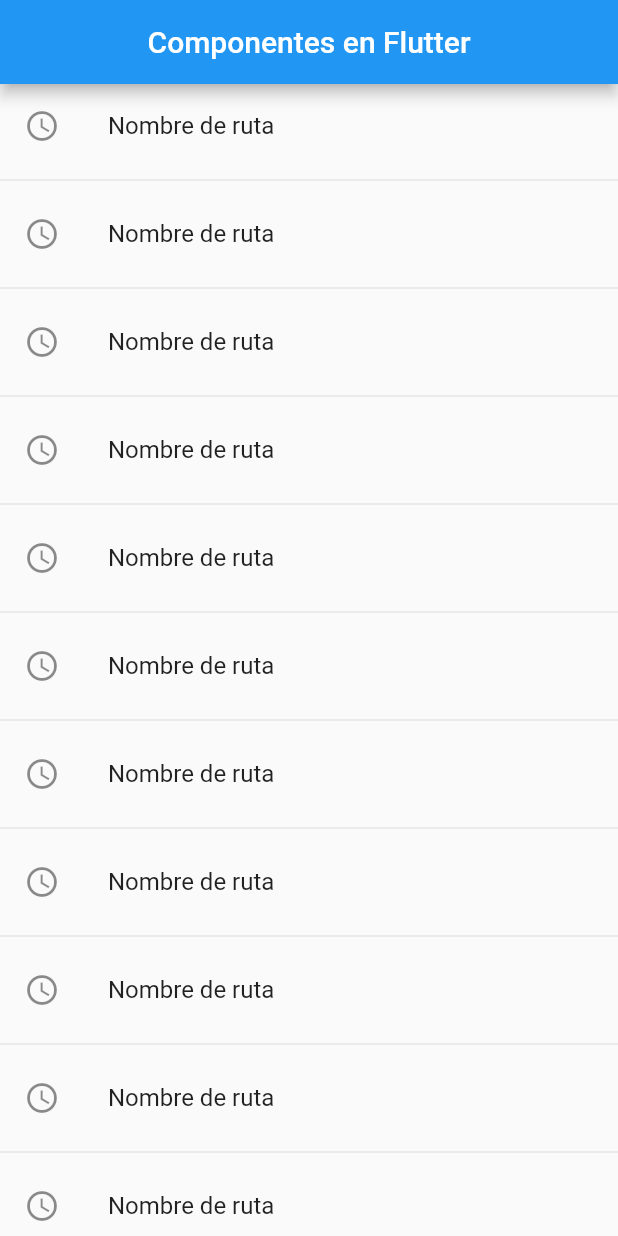
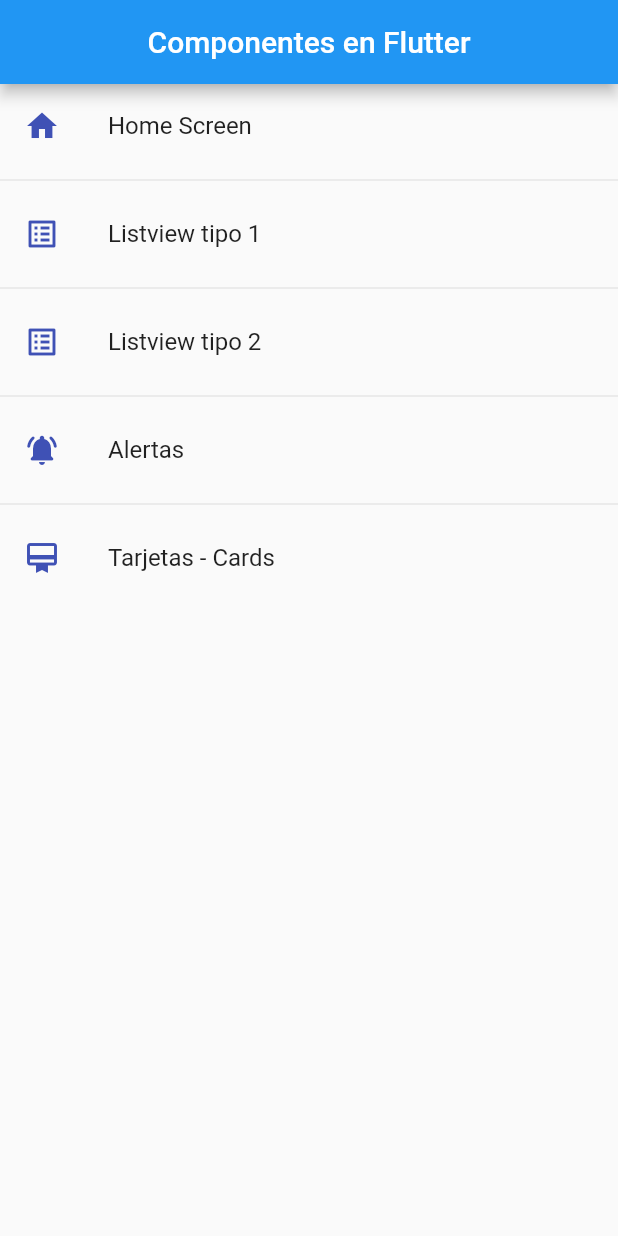
Before and after one commit to cfe-vasco/react-dart-flutter_Fundaments, a Flutter app: the screen it shows after launch, on a phone screen of 412 x 824 dp. Run offline on Flutter 3.47's test engine with Material 2 defaults, Android fonts, the phone set to English and light mode, and no system bars.

Commit message:
Creacion de metodos con las rutas de la App

```diff
--- a/flutter_components/lib/main.dart
+++ b/flutter_components/lib/main.dart
@@ -12,7 +12,7 @@
       debugShowCheckedModeBanner: false,
       title: 'Material App',
       initialRoute: AppRoutes.initialRoute,
-      routes: AppRoutes.routes,
+      routes: AppRoutes.getAppRoutes(),
       onGenerateRoute: AppRoutes.onGenerateRoute
     );
   }
--- a/flutter_components/lib/routes/app_reoutes.dart
+++ b/flutter_components/lib/routes/app_reoutes.dart
@@ -8,20 +8,51 @@
 
   static final menuOptions = <MenuOption>[
     //TODO: Borrar home
-    MenuOption(route: 'home', name: 'Home Screen', screen: const HomeScreen(), icon: Icons.home),
-    MenuOption(route: 'listview1', name: 'Listview tipo 1', screen: const Listview1Screen(), icon: Icons.list_alt),
-    MenuOption(route: 'listview2', name: 'Listview tipo 2', screen: const Listview2Screen(), icon: Icons.list_alt),
-    MenuOption(route: 'alert', name: 'Alertas', screen: const AlertScreen(), icon: Icons.notifications_active_rounded),
-    MenuOption(route: 'card', name: 'Tarjetas - Cards', screen: const CardScreen(), icon: Icons.card_membership),
+    MenuOption(
+        route: 'home',
+        name: 'Home Screen',
+        screen: const HomeScreen(),
+        icon: Icons.home),
+    MenuOption(
+        route: 'listview1',
+        name: 'Listview tipo 1',
+        screen: const Listview1Screen(),
+        icon: Icons.list_alt),
+    MenuOption(
+        route: 'listview2',
+        name: 'Listview tipo 2',
+        screen: const Listview2Screen(),
+        icon: Icons.list_alt),
+    MenuOption(
+        route: 'alert',
+        name: 'Alertas',
+        screen: const AlertScreen(),
+        icon: Icons.notifications_active_rounded),
+    MenuOption(
+        route: 'card',
+        name: 'Tarjetas - Cards',
+        screen: const CardScreen(),
+        icon: Icons.card_membership),
   ];
 
-  static Map<String, Widget Function(BuildContext)> routes = {
-    'home': (BuildContext context) => const HomeScreen(),
-    'listview1': (BuildContext context) => const Listview1Screen(),
-    'listview2': (BuildContext context) => const Listview2Screen(),
-    'alert': (BuildContext context) => const AlertScreen(),
-    'card': (BuildContext context) => const CardScreen(),
-  };
+  static Map<String, Widget Function(BuildContext)> getAppRoutes() {
+    Map<String, Widget Function(BuildContext)> appRoutes = {};
+
+    for (final option in menuOptions) {
+      appRoutes.addAll({option.route: (BuildContext context) => option.screen});
+    }
+
+    return appRoutes;
+  }
+
+  // Esta manera es igual <MenuOption> de arriba. Tambien se puede usar esta opcion.
+  // static Map<String, Widget Function(BuildContext)> routes = {
+  //   'home': (BuildContext context) => const HomeScreen(),
+  //   'listview1': (BuildContext context) => const Listview1Screen(),
+  //   'listview2': (BuildContext context) => const Listview2Screen(),
+  //   'alert': (BuildContext context) => const AlertScreen(),
+  //   'card': (BuildContext context) => const CardScreen(),
+  // };
 
   static Route<dynamic> onGenerateRoute(RouteSettings settings) {
     return MaterialPageRoute(builder: (context) => const AlertScreen());
--- a/flutter_components/lib/screens/home_screen.dart
+++ b/flutter_components/lib/screens/home_screen.dart
@@ -1,28 +1,34 @@
 import 'package:flutter/material.dart';
+import 'package:flutter_components/routes/app_reoutes.dart';
 
 class HomeScreen extends StatelessWidget {
   const HomeScreen({Key? key}) : super(key: key);
 
   @override
   Widget build(BuildContext context) {
+    //Para este ejercicio se puede hacer creando una variable final o llamando por compleato a la clase AppRoutes
+    final menuOptions = AppRoutes.menuOptions;
+
     return Scaffold(
         appBar: AppBar(
           title: const Center(child: Text("Componentes en Flutter")),
         ),
         body: ListView.separated(
             itemBuilder: (context, index) => ListTile(
-                  leading: const Icon(Icons.access_time_outlined),
-                  title: const Text('Nombre de ruta'),
+                  leading: Icon(menuOptions[index].icon, color: Colors.indigo,),
+                  title: Text(menuOptions[index].name),
                   onTap: () {
                     // final route = MaterialPageRoute(
                     //   builder: (context) => const Listview1Screen()
                     // );
                     // Navigator.push(context, route);
 
-                    Navigator.pushNamed(context, 'card2');
+                    Navigator.pushNamed(context, menuOptions[index].route);
                   },
                 ),
             separatorBuilder: (_, __) => const Divider(),
-            itemCount: 100));
+            itemCount: menuOptions.length
+          )
+        );
   }
 }
```
